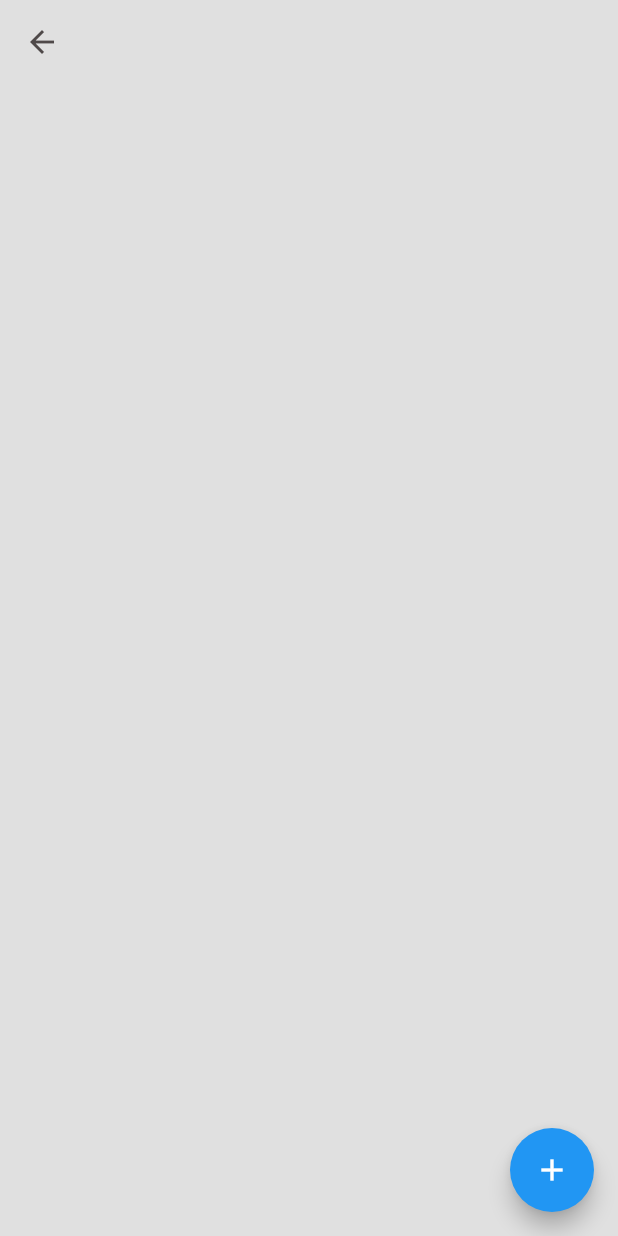
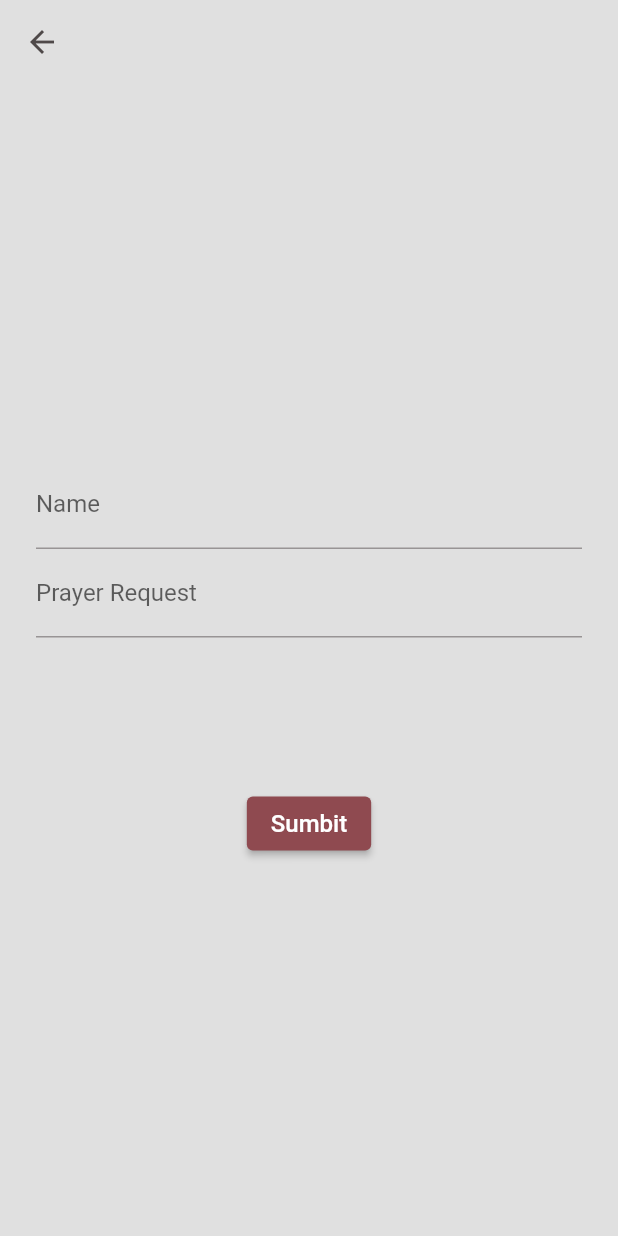
Before and after one commit to Aituns/prayerful, a Flutter app: the screen it shows after launch, after a tap on an icon or button, on a phone screen of 412 x 824 dp. Run offline on Flutter 3.47's test engine with Material 2 defaults, Android fonts, the phone set to English and light mode, and no system bars; our stand-ins replace cloud_firestore, firebase_core, flutter_svg; accounts and stored records are empty; Roboto replaces fonts that are missing (SF-Pro-Display).

Commit message:
firestore and prayers

```diff
--- a/lib/theme/light.dart
+++ b/lib/theme/light.dart
@@ -15,6 +15,7 @@ class Light {
           )),
       fontFamily: 'SF-Pro-Display',
       iconTheme: const IconThemeData(color: Colors.white),
+      colorScheme: ColorScheme.fromSeed(seedColor: const Color(0xFF4F4949)),
     );
   }
 }
--- /dev/null
+++ b/lib/views/addrequestpage/addrequestpage.dart
@@ -0,0 +1,91 @@
+import 'package:flutter/material.dart';
+import 'package:cloud_firestore/cloud_firestore.dart';
+
+class AddRequestPage extends StatefulWidget {
+  const AddRequestPage({Key? key}) : super(key: key);
+
+  @override
+  State<AddRequestPage> createState() => _AddRequestPageState();
+}
+
+class _AddRequestPageState extends State<AddRequestPage> {
+  late String _name;
+  late String _prayerRequest;
+
+  final GlobalKey<FormState> _formKey = GlobalKey();
+
+  Widget _buildName() {
+    return TextFormField(
+      decoration: const InputDecoration(labelText: 'Name'),
+      validator: (String? value) {
+        if (value.toString().isEmpty) {
+          return 'Required';
+        }
+        return null;
+      },
+      onSaved: (String? value) {
+        _name = value.toString();
+      },
+    );
+  }
+
+  Widget _buildPrayer() {
+    return TextFormField(
+      decoration: const InputDecoration(labelText: 'Prayer Request'),
+      validator: (String? value) {
+        if (value.toString().isEmpty) {
+          return 'Required';
+        }
+        return null;
+      },
+      onSaved: (String? value) {
+        _prayerRequest = value.toString();
+      },
+    );
+  }
+
+  @override
+  Widget build(BuildContext context) {
+    return Scaffold(
+      appBar: AppBar(),
+      body: Container(
+        margin: const EdgeInsets.all(24),
+        child: Form(
+          key: _formKey,
+          child: Column(
+            mainAxisAlignment: MainAxisAlignment.center,
+            children: <Widget>[
+              _buildName(),
+              _buildPrayer(),
+              const SizedBox(height: 100),
+              ElevatedButton(
+                onPressed: () {
+                  if (!_formKey.currentState!.validate()) {
+                    return;
+                  }
+
+                  _formKey.currentState!.save();
+
+                  FirebaseFirestore.instance.collection('testing').add({
+                    'Name': _name,
+                    'Prayer': _prayerRequest,
+                    'Date': DateTime.now(),
+                  });
+
+                  Navigator.pop(context);
+                },
+                child: const Text(
+                  'Sumbit',
+                  style: TextStyle(
+                    color: Colors.white,
+                    fontSize: 16,
+                  ),
+                ),
+              ),
+            ],
+          ),
+        ),
+      ),
+    );
+  }
+}
--- a/lib/views/homepage/ui/homepage.dart
+++ b/lib/views/homepage/ui/homepage.dart
@@ -1,5 +1,6 @@
 import 'package:flutter/material.dart';
 import 'package:flutter_svg/flutter_svg.dart';
+import 'package:prayerful/views/addrequestpage/addrequestpage.dart';
 
 import 'package:prayerful/views/homepage/utils/homepage_option.dart';
 import 'package:prayerful/views/prayerpage/ui/prayerpage.dart';
@@ -43,10 +44,22 @@ class _HomePageState extends State<HomePage> {
             mainAxisSpacing: 10,
             crossAxisCount: 2,
             children: const <Widget>[
-              HomepageOption(option: 'Your \nPrayers', page: PrayerPage()),
-              HomepageOption(option: 'Biblical \nPrayers', page: PrayerPage()),
-              HomepageOption(option: 'Puritan \nPrayers', page: PrayerPage()),
-              HomepageOption(option: 'Options', page: PrayerPage()),
+              HomepageOption(
+                option: 'Your \nPrayers',
+                page: PrayerPage(),
+              ),
+              HomepageOption(
+                option: 'Biblical \nPrayers',
+                page: AddRequestPage(),
+              ),
+              HomepageOption(
+                option: 'Puritan \nPrayers',
+                page: PrayerPage(),
+              ),
+              HomepageOption(
+                option: 'Options',
+                page: PrayerPage(),
+              ),
             ],
           ),
         ],
--- a/lib/views/homepage/utils/homepage_option.dart
+++ b/lib/views/homepage/utils/homepage_option.dart
@@ -1,5 +1,5 @@
 import 'package:flutter/material.dart';
-import '../../utils/page_transition.dart';
+import 'package:prayerful/utils/page_transition.dart';
 
 class HomepageOption extends StatelessWidget {
   final String option;
--- a/lib/views/prayerpage/ui/prayerpage.dart
+++ b/lib/views/prayerpage/ui/prayerpage.dart
@@ -1,6 +1,9 @@
 //import 'package:firebase_database/firebase_database.dart';
 import 'package:cloud_firestore/cloud_firestore.dart';
 import 'package:flutter/material.dart';
+import 'package:prayerful/views/addrequestpage/addrequestpage.dart';
+
+import 'package:prayerful/utils/page_transition.dart';
 
 class PrayerPage extends StatefulWidget {
   const PrayerPage({Key? key}) : super(key: key);
@@ -16,9 +19,14 @@ class _PrayerPageState extends State<PrayerPage> {
       appBar: AppBar(),
       floatingActionButton: FloatingActionButton(
         onPressed: () {
-          FirebaseFirestore.instance
-              .collection('testing')
-              .add({'timestamp': Timestamp.fromDate(DateTime.now())});
+          Navigator.push(
+            context,
+            PageTransition(
+              alignment: Alignment.center,
+              type: PageTransitionType.rightToLeftWithFade,
+              child: const AddRequestPage(),
+            ),
+          );
         },
         child: const Icon(Icons.add),
       ),
@@ -34,10 +42,11 @@ class _PrayerPageState extends State<PrayerPage> {
                   itemCount: snapshot.data!.docs.length,
                   itemBuilder: (BuildContext context, int index) {
                     final docData = snapshot.data!.docs[index];
-                    final dateTime =
-                        (docData['timestamp'] as Timestamp).toDate();
+                    final name = (docData['Name'] as String);
+                    final request = (docData['Prayer'] as String);
                     return ListTile(
-                      title: Text(dateTime.toString()),
+                      title: Text(name.toString()),
+                      subtitle: Text(request.toString()),
                     );
                   },
                 )
```
Also changed, not shown: lib/utils/page_transition.dart (renamed from lib/views/utils/page_transition.dart).
